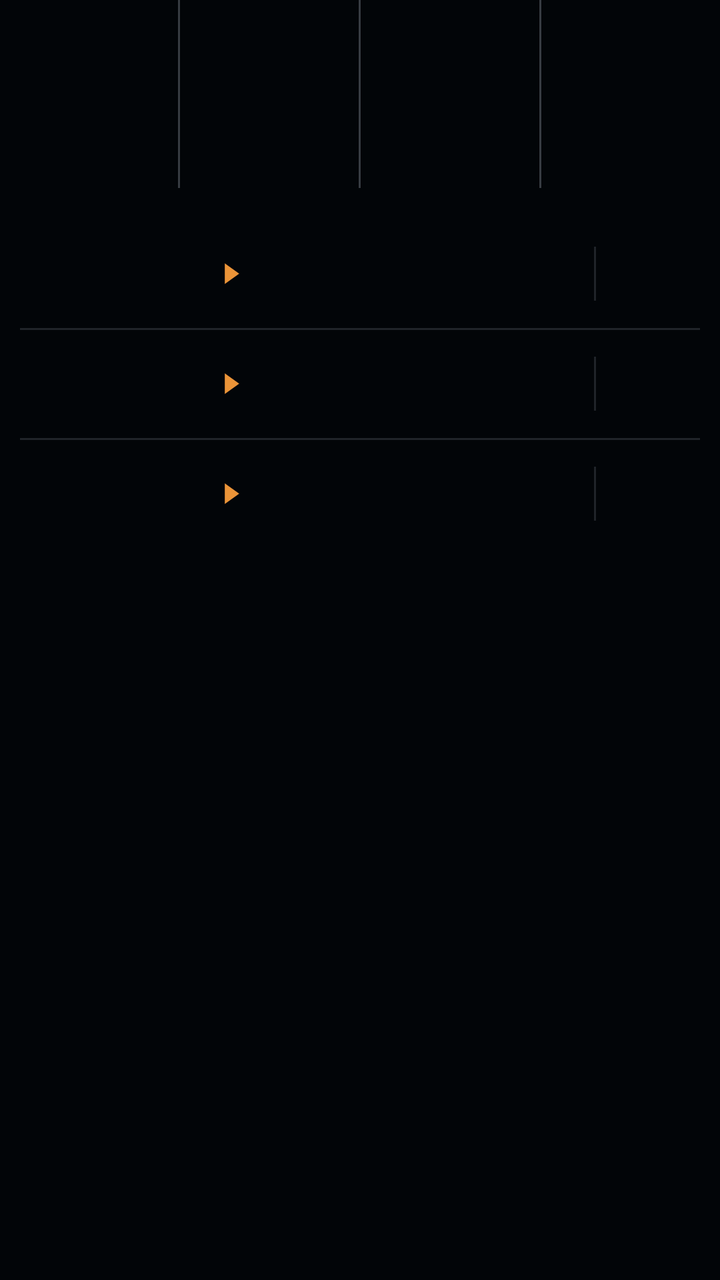
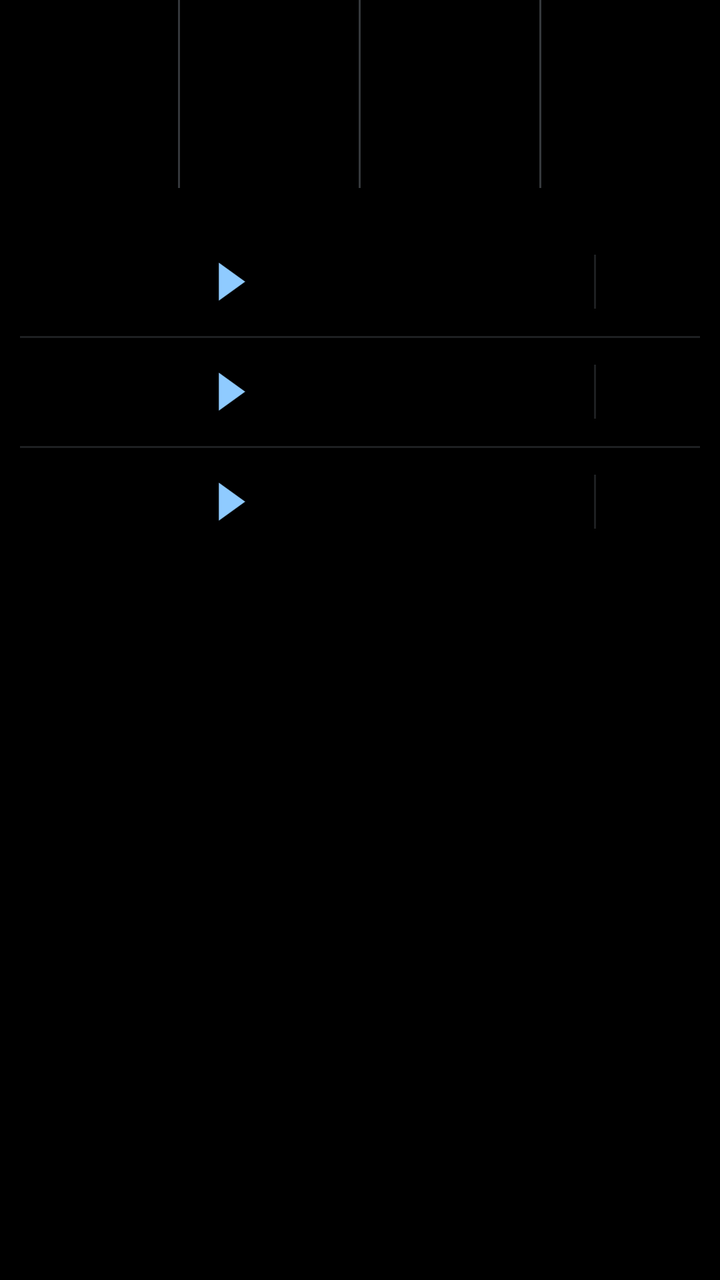

Before-and-after screenshots of an Android layout around one commit, followed by the original layout XML and the change that was made.
<!-- AndroidManifest.xml: application theme AppTheme -->
<!-- res/layout/widget_k3.xml -->
<?xml version="1.0" encoding="utf-8"?>
<FrameLayout
    xmlns:android="http://schemas.android.com/apk/res/android"
    android:id="@+id/root"
    android:layout_width="match_parent"
    android:layout_height="match_parent"
    android:padding="0dp">

    <LinearLayout
        android:layout_width="match_parent"
        android:layout_height="wrap_content"
        android:orientation="vertical">
        
        <FrameLayout
            android:layout_width="match_parent"
            android:layout_height="wrap_content">
            
            
            <LinearLayout
                android:id="@+id/clk_row"
                android:layout_width="match_parent"
                android:layout_height="94dp"
                android:background="@drawable/cur_clocks"
                android:clipToOutline="true"
                android:orientation="horizontal">
            <FrameLayout
                android:layout_width="0dp"
                android:layout_height="match_parent"
                android:layout_weight="1">
                <ImageView
                    android:id="@+id/clk_bg_0"
                    android:layout_width="match_parent"
                    android:layout_height="match_parent"
                    android:scaleType="fitXY" />
                <LinearLayout
                    android:layout_width="match_parent"
                    android:layout_height="match_parent"
                    android:orientation="vertical"
                    android:gravity="center"
                    android:paddingStart="2dp"
                    android:paddingEnd="2dp">
                    <ImageView
                        android:id="@+id/clk_day_0"
                        android:layout_width="match_parent"
                        android:layout_height="17.5dp"
                        android:scaleType="fitCenter" />
                    <ImageView
                        android:id="@+id/clk_time_0"
                        android:layout_width="match_parent"
                        android:layout_height="33dp"
                        android:scaleType="fitCenter" />
                    <ImageView
                        android:id="@+id/clk_city_0"
                        android:layout_width="match_parent"
                        android:layout_height="17.5dp"
                        android:layout_marginTop="-3.3dp"
                        android:scaleType="fitCenter" />
                </LinearLayout>
            </FrameLayout>
            
            <ImageView
                android:layout_width="1dp"
                android:layout_height="match_parent"
                android:importantForAccessibility="no"
                android:scaleType="fitXY"
                android:src="@drawable/cur_seam" />
            <FrameLayout
                android:layout_width="0dp"
                android:layout_height="match_parent"
                android:layout_weight="1">
                <ImageView
                    android:id="@+id/clk_bg_1"
                    android:layout_width="match_parent"
                    android:layout_height="match_parent"
                    android:scaleType="fitXY" />
                <LinearLayout
                    android:layout_width="match_parent"
                    android:layout_height="match_parent"
                    android:orientation="vertical"
                    android:gravity="center"
                    android:paddingStart="2dp"
                    android:paddingEnd="2dp">
                    <ImageView
                        android:id="@+id/clk_day_1"
                        android:layout_width="match_parent"
                        android:layout_height="17.5dp"
                        android:scaleType="fitCenter" />
                    <ImageView
                        android:id="@+id/clk_time_1"
                        android:layout_width="match_parent"
                        android:layout_height="33dp"
                        android:scaleType="fitCenter" />
                    <ImageView
                        android:id="@+id/clk_city_1"
                        android:layout_width="match_parent"
                        android:layout_height="17.5dp"
                        android:layout_marginTop="-3.3dp"
                        android:scaleType="fitCenter" />
                </LinearLayout>
            </FrameLayout>
            
            <ImageView
                android:layout_width="1dp"
                android:layout_height="match_parent"
                android:importantForAccessibility="no"
                android:scaleType="fitXY"
                android:src="@drawable/cur_seam" />
            <FrameLayout
                android:layout_width="0dp"
                android:layout_height="match_parent"
                android:layout_weight="1">
                <ImageView
                    android:id="@+id/clk_bg_2"
                    android:layout_width="match_parent"
                    android:layout_height="match_parent"
                    android:scaleType="fitXY" />
                <LinearLayout
                    android:layout_width="match_parent"
                    android:layout_height="match_parent"
                    android:orientation="vertical"
                    android:gravity="center"
                    android:paddingStart="2dp"
                    android:paddingEnd="2dp">
                    <ImageView
                        android:id="@+id/clk_day_2"
                        android:layout_width="match_parent"
                        android:layout_height="17.5dp"
                        android:scaleType="fitCenter" />
                    <ImageView
                        android:id="@+id/clk_time_2"
                        android:layout_width="match_parent"
                        android:layout_height="33dp"
                        android:scaleType="fitCenter" />
                    <ImageView
                        android:id="@+id/clk_city_2"
                        android:layout_width="match_parent"
                        android:layout_height="17.5dp"
                        android:layout_marginTop="-3.3dp"
                        android:scaleType="fitCenter" />
                </LinearLayout>
            </FrameLayout>
            
            <ImageView
                android:layout_width="1dp"
                android:layout_height="match_parent"
                android:importantForAccessibility="no"
                android:scaleType="fitXY"
                android:src="@drawable/cur_seam" />
            <FrameLayout
                android:layout_width="0dp"
                android:layout_height="match_parent"
                android:layout_weight="1">
                <ImageView
                    android:id="@+id/clk_bg_3"
                    android:layout_width="match_parent"
                    android:layout_height="match_parent"
                    android:scaleType="fitXY" />
                <LinearLayout
                    android:layout_width="match_parent"
                    android:layout_height="match_parent"
                    android:orientation="vertical"
                    android:gravity="center"
                    android:paddingStart="2dp"
                    android:paddingEnd="2dp">
                    <ImageView
                        android:id="@+id/clk_day_3"
                        android:layout_width="match_parent"
                        android:layout_height="17.5dp"
                        android:scaleType="fitCenter" />
                    <ImageView
                        android:id="@+id/clk_time_3"
                        android:layout_width="match_parent"
                        android:layout_height="33dp"
                        android:scaleType="fitCenter" />
                    <ImageView
                        android:id="@+id/clk_city_3"
                        android:layout_width="match_parent"
                        android:layout_height="17.5dp"
                        android:layout_marginTop="-3.3dp"
                        android:scaleType="fitCenter" />
                </LinearLayout>
            </FrameLayout>
            </LinearLayout>
            <ImageView
                android:id="@+id/clk_rim"
                android:layout_width="match_parent"
                android:layout_height="match_parent"
                android:importantForAccessibility="no"
                android:scaleType="fitXY" />
        </FrameLayout>
        
        <FrameLayout
            android:layout_width="match_parent"
            android:layout_height="wrap_content"
            android:layout_marginTop="12dp">
            <ImageView
                android:id="@+id/rates_bg"
                android:layout_width="match_parent"
                android:layout_height="match_parent"
                android:importantForAccessibility="no"
                android:scaleType="fitXY" />
            <LinearLayout
                android:layout_width="match_parent"
                android:layout_height="wrap_content"
                android:background="@drawable/cur_clocks"
                android:clipToOutline="true"
                android:orientation="vertical"
                android:paddingTop="4dp"
                android:paddingBottom="4dp">
            <FrameLayout
                android:id="@+id/row_0"
                android:layout_width="match_parent"
                android:layout_height="54dp"
                android:foreground="?android:attr/selectableItemBackground">
                <LinearLayout
                    android:layout_width="match_parent"
                    android:layout_height="match_parent"
                    android:orientation="horizontal"
                    android:gravity="center_vertical"
                    android:paddingStart="24dp"
                    android:paddingEnd="24dp">
                    <LinearLayout
                        android:layout_width="wrap_content"
                        android:layout_height="wrap_content"
                        android:orientation="horizontal"
                        android:gravity="center_vertical">
                        <ImageView
                            android:id="@+id/fl_a_0"
                            android:layout_width="30dp"
                            android:layout_height="30dp"
                            android:scaleType="fitCenter" />
                        
                        <ImageView
                            android:id="@+id/code_a_0"
                            android:layout_width="36dp"
                            android:layout_height="22dp"
                            android:layout_marginStart="12dp"
                            android:scaleType="fitStart" />
                        <ImageView
                            android:id="@+id/arrow_0"
                            android:layout_width="8dp"
                            android:layout_height="11dp"
                            android:src="@drawable/cur_arrow"
                            android:layout_marginStart="10dp"
                            android:layout_marginEnd="16dp"
                            android:scaleType="fitCenter" />
                        <ImageView
                            android:id="@+id/fl_b_0"
                            android:layout_width="30dp"
                            android:layout_height="30dp"
                            android:scaleType="fitCenter" />
                        <ImageView
                            android:id="@+id/code_b_0"
                            android:layout_width="wrap_content"
                            android:layout_height="22dp"
                            android:adjustViewBounds="true"
                            android:layout_marginStart="12dp"
                            android:scaleType="fitStart" />
                    </LinearLayout>
                    <FrameLayout
                        android:layout_width="0dp"
                        android:layout_height="1dp"
                        android:layout_weight="1" />
                    <LinearLayout
                        android:layout_width="wrap_content"
                        android:layout_height="wrap_content"
                        android:orientation="vertical"
                        android:layout_marginStart="6dp">
                        <ImageView
                            android:id="@+id/mkt_val_0"
                            android:layout_width="56dp"
                            android:layout_height="15.6dp"
                            android:layout_marginTop="0.2dp"
                            android:layout_marginBottom="0.2dp"
                            android:scaleType="fitEnd" />
                        <ImageView
                            android:id="@+id/visa_val_0"
                            android:layout_width="56dp"
                            android:layout_height="15.6dp"
                            android:layout_marginTop="2.2dp"
                            android:layout_marginBottom="0.2dp"
                            android:scaleType="fitEnd" />
                    </LinearLayout>
                    
                    <ImageView
                        android:layout_width="1dp"
                        android:layout_height="27dp"
                        android:layout_marginStart="16dp"
                        android:layout_marginEnd="12dp"
                        android:importantForAccessibility="no"
                        android:scaleType="fitXY"
                        android:src="@drawable/cur_div" />
                    
                    <LinearLayout
                        android:layout_width="wrap_content"
                        android:layout_height="wrap_content"
                        android:orientation="vertical"
                        android:gravity="center_horizontal">
                        <ImageView
                            android:id="@+id/mkt_lbl_0"
                            android:layout_width="wrap_content"
                            android:layout_height="16dp"
                            android:paddingTop="0.85dp"
                            android:paddingBottom="0.85dp"
                            android:adjustViewBounds="true"
                            android:scaleType="fitCenter" />
                        <ImageView
                            android:id="@+id/visa_logo_0"
                            android:layout_width="26dp"
                            android:layout_height="16dp"
                            android:paddingTop="1.5dp"
                            android:paddingBottom="1.5dp"
                            android:layout_marginTop="2dp"
                            android:scaleType="fitCenter" />
                    </LinearLayout>
                </LinearLayout>
            </FrameLayout>
            <ImageView
                android:id="@+id/div_1"
                android:layout_width="match_parent"
                android:layout_height="1dp"
                android:layout_marginStart="10dp"
                android:layout_marginEnd="10dp"
                android:importantForAccessibility="no"
                android:scaleType="fitXY"
                android:src="@drawable/cur_div" />
            <FrameLayout
                android:id="@+id/row_1"
                android:layout_width="match_parent"
                android:layout_height="54dp"
                android:foreground="?android:attr/selectableItemBackground">
                <LinearLayout
                    android:layout_width="match_parent"
                    android:layout_height="match_parent"
                    android:orientation="horizontal"
                    android:gravity="center_vertical"
                    android:paddingStart="24dp"
                    android:paddingEnd="24dp">
                    <LinearLayout
                        android:layout_width="wrap_content"
                        android:layout_height="wrap_content"
                        android:orientation="horizontal"
                        android:gravity="center_vertical">
                        <ImageView
                            android:id="@+id/fl_a_1"
                            android:layout_width="30dp"
                            android:layout_height="30dp"
                            android:scaleType="fitCenter" />
                        
                        <ImageView
                            android:id="@+id/code_a_1"
                            android:layout_width="36dp"
                            android:layout_height="22dp"
                            android:layout_marginStart="12dp"
                            android:scaleType="fitStart" />
                        <ImageView
                            android:id="@+id/arrow_1"
                            android:layout_width="8dp"
                            android:layout_height="11dp"
                            android:src="@drawable/cur_arrow"
                            android:layout_marginStart="10dp"
                            android:layout_marginEnd="16dp"
                            android:scaleType="fitCenter" />
                        <ImageView
                            android:id="@+id/fl_b_1"
                            android:layout_width="30dp"
                            android:layout_height="30dp"
                            android:scaleType="fitCenter" />
                        <ImageView
                            android:id="@+id/code_b_1"
                            android:layout_width="wrap_content"
                            android:layout_height="22dp"
                            android:adjustViewBounds="true"
                            android:layout_marginStart="12dp"
                            android:scaleType="fitStart" />
                    </LinearLayout>
                    <FrameLayout
                        android:layout_width="0dp"
                        android:layout_height="1dp"
                        android:layout_weight="1" />
                    <LinearLayout
                        android:layout_width="wrap_content"
                        android:layout_height="wrap_content"
                        android:orientation="vertical"
                        android:layout_marginStart="6dp">
                        <ImageView
                            android:id="@+id/mkt_val_1"
                            android:layout_width="56dp"
                            android:layout_height="15.6dp"
                            android:layout_marginTop="0.2dp"
                            android:layout_marginBottom="0.2dp"
                            android:scaleType="fitEnd" />
                        <ImageView
                            android:id="@+id/visa_val_1"
                            android:layout_width="56dp"
                            android:layout_height="15.6dp"
                            android:layout_marginTop="2.2dp"
                            android:layout_marginBottom="0.2dp"
                            android:scaleType="fitEnd" />
                    </LinearLayout>
                    
                    <ImageView
                        android:layout_width="1dp"
                        android:layout_height="27dp"
                        android:layout_marginStart="16dp"
                        android:layout_marginEnd="12dp"
                        android:importantForAccessibility="no"
                        android:scaleType="fitXY"
                        android:src="@drawable/cur_div" />
                    
                    <LinearLayout
                        android:layout_width="wrap_content"
                        android:layout_height="wrap_content"
                        android:orientation="vertical"
                        android:gravity="center_horizontal">
                        <ImageView
                            android:id="@+id/mkt_lbl_1"
                            android:layout_width="wrap_content"
                            android:layout_height="16dp"
                            android:paddingTop="0.85dp"
                            android:paddingBottom="0.85dp"
                            android:adjustViewBounds="true"
                            android:scaleType="fitCenter" />
                        <ImageView
                            android:id="@+id/visa_logo_1"
                            android:layout_width="26dp"
                            android:layout_height="16dp"
                            android:paddingTop="1.5dp"
                            android:paddingBottom="1.5dp"
                            android:layout_marginTop="2dp"
                            android:scaleType="fitCenter" />
                    </LinearLayout>
                </LinearLayout>
            </FrameLayout>
            <ImageView
                android:id="@+id/div_2"
                android:layout_width="match_parent"
                android:layout_height="1dp"
                android:layout_marginStart="10dp"
                android:layout_marginEnd="10dp"
                android:importantForAccessibility="no"
                android:scaleType="fitXY"
                android:src="@drawable/cur_div" />
            <FrameLayout
                android:id="@+id/row_2"
                android:layout_width="match_parent"
                android:layout_height="54dp"
                android:foreground="?android:attr/selectableItemBackground">
                <LinearLayout
                    android:layout_width="match_parent"
                    android:layout_height="match_parent"
                    android:orientation="horizontal"
                    android:gravity="center_vertical"
                    android:paddingStart="24dp"
                    android:paddingEnd="24dp">
                    <LinearLayout
                        android:layout_width="wrap_content"
                        android:layout_height="wrap_content"
                        android:orientation="horizontal"
                        android:gravity="center_vertical">
                        <ImageView
                            android:id="@+id/fl_a_2"
                            android:layout_width="30dp"
                            android:layout_height="30dp"
                            android:scaleType="fitCenter" />
                        
                        <ImageView
                            android:id="@+id/code_a_2"
                            android:layout_width="36dp"
                            android:layout_height="22dp"
                            android:layout_marginStart="12dp"
                            android:scaleType="fitStart" />
                        <ImageView
                            android:id="@+id/arrow_2"
                            android:layout_width="8dp"
                            android:layout_height="11dp"
                            android:src="@drawable/cur_arrow"
                            android:layout_marginStart="10dp"
                            android:layout_marginEnd="16dp"
                            android:scaleType="fitCenter" />
                        <ImageView
                            android:id="@+id/fl_b_2"
                            android:layout_width="30dp"
                            android:layout_height="30dp"
                            android:scaleType="fitCenter" />
                        <ImageView
                            android:id="@+id/code_b_2"
                            android:layout_width="wrap_content"
                            android:layout_height="22dp"
                            android:adjustViewBounds="true"
                            android:layout_marginStart="12dp"
                            android:scaleType="fitStart" />
                    </LinearLayout>
                    <FrameLayout
                        android:layout_width="0dp"
                        android:layout_height="1dp"
                        android:layout_weight="1" />
                    <LinearLayout
                        android:layout_width="wrap_content"
                        android:layout_height="wrap_content"
                        android:orientation="vertical"
                        android:layout_marginStart="6dp">
                        <ImageView
                            android:id="@+id/mkt_val_2"
                            android:layout_width="56dp"
                            android:layout_height="15.6dp"
                            android:layout_marginTop="0.2dp"
                            android:layout_marginBottom="0.2dp"
                            android:scaleType="fitEnd" />
                        <ImageView
                            android:id="@+id/visa_val_2"
                            android:layout_width="56dp"
                            android:layout_height="15.6dp"
                            android:layout_marginTop="2.2dp"
                            android:layout_marginBottom="0.2dp"
                            android:scaleType="fitEnd" />
                    </LinearLayout>
                    
                    <ImageView
                        android:layout_width="1dp"
                        android:layout_height="27dp"
                        android:layout_marginStart="16dp"
                        android:layout_marginEnd="12dp"
                        android:importantForAccessibility="no"
                        android:scaleType="fitXY"
                        android:src="@drawable/cur_div" />
                    
                    <LinearLayout
                        android:layout_width="wrap_content"
                        android:layout_height="wrap_content"
                        android:orientation="vertical"
                        android:gravity="center_horizontal">
                        <ImageView
                            android:id="@+id/mkt_lbl_2"
                            android:layout_width="wrap_content"
                            android:layout_height="16dp"
                            android:paddingTop="0.85dp"
                            android:paddingBottom="0.85dp"
                            android:adjustViewBounds="true"
                            android:scaleType="fitCenter" />
                        <ImageView
                            android:id="@+id/visa_logo_2"
                            android:layout_width="26dp"
                            android:layout_height="16dp"
                            android:paddingTop="1.5dp"
                            android:paddingBottom="1.5dp"
                            android:layout_marginTop="2dp"
                            android:scaleType="fitCenter" />
                    </LinearLayout>
                </LinearLayout>
            </FrameLayout>
            </LinearLayout>
        </FrameLayout>
    </LinearLayout>
</FrameLayout>
<!-- resources referenced by this layout -->
<resources>
  <!-- drawable cur_arrow (drawable) -->
  <?xml version="1.0" encoding="utf-8"?>
  <vector xmlns:android="http://schemas.android.com/apk/res/android" android:width="20dp" android:height="26dp" android:viewportWidth="20" android:viewportHeight="26">
      <path android:fillColor="#FFEB9438" android:pathData="M1,0L1,26L19,13Z" />
  </vector>
  <!-- drawable cur_clocks (drawable) -->
  <?xml version="1.0" encoding="utf-8"?>
  <shape xmlns:android="http://schemas.android.com/apk/res/android" android:shape="rectangle">
      <solid android:color="#00000000" />
      <corners android:radius="@dimen/widget_radius" />
  </shape>
  <!-- drawable cur_div (drawable) -->
  <?xml version="1.0" encoding="utf-8"?>
  <shape xmlns:android="http://schemas.android.com/apk/res/android" android:shape="rectangle">
      <solid android:color="#22E2EEFF" />
  </shape>
  <!-- drawable cur_seam (drawable) -->
  <?xml version="1.0" encoding="utf-8"?>
  <shape xmlns:android="http://schemas.android.com/apk/res/android" android:shape="rectangle">
      <solid android:color="#3CE2EEFF" />
  </shape>
  <style name="AppTheme" parent="@android:style/Theme.DeviceDefault.NoActionBar">
          <item name="android:colorAccent">#DF8B35</item>
          <item name="android:colorControlActivated">#DF8B35</item>
          <item name="android:windowBackground">#020508</item>
          <item name="android:statusBarColor">@android:color/transparent</item>
          <item name="android:navigationBarColor">@android:color/transparent</item>
          <item name="android:textColorHint">#718096</item>
      </style>
  <dimen name="widget_radius">28dp</dimen>
</resources>

<!-- the commit's change to res/layout/widget_k3.xml (unified diff, before → after) -->
@@ -192,7 +192,7 @@
         <FrameLayout
             android:layout_width="match_parent"
             android:layout_height="wrap_content"
-            android:layout_marginTop="12dp">
+            android:layout_marginTop="16dp">
             <ImageView
                 android:id="@+id/rates_bg"
                 android:layout_width="match_parent"
@@ -236,13 +236,14 @@
                             android:layout_height="22dp"
                             android:layout_marginStart="12dp"
                             android:scaleType="fitStart" />
+                        
                         <ImageView
                             android:id="@+id/arrow_0"
-                            android:layout_width="8dp"
-                            android:layout_height="11dp"
+                            android:layout_width="16dp"
+                            android:layout_height="19dp"
                             android:src="@drawable/cur_arrow"
-                            android:layout_marginStart="10dp"
-                            android:layout_marginEnd="16dp"
+                            android:layout_marginStart="6dp"
+                            android:layout_marginEnd="12dp"
                             android:scaleType="fitCenter" />
                         <ImageView
                             android:id="@+id/fl_b_0"
@@ -353,13 +354,14 @@
                             android:layout_height="22dp"
                             android:layout_marginStart="12dp"
                             android:scaleType="fitStart" />
+                        
                         <ImageView
                             android:id="@+id/arrow_1"
-                            android:layout_width="8dp"
-                            android:layout_height="11dp"
+                            android:layout_width="16dp"
+                            android:layout_height="19dp"
                             android:src="@drawable/cur_arrow"
-                            android:layout_marginStart="10dp"
-                            android:layout_marginEnd="16dp"
+                            android:layout_marginStart="6dp"
+                            android:layout_marginEnd="12dp"
                             android:scaleType="fitCenter" />
                         <ImageView
                             android:id="@+id/fl_b_1"
@@ -470,13 +472,14 @@
                             android:layout_height="22dp"
                             android:layout_marginStart="12dp"
                             android:scaleType="fitStart" />
+                        
                         <ImageView
                             android:id="@+id/arrow_2"
-                            android:layout_width="8dp"
-                            android:layout_height="11dp"
+                            android:layout_width="16dp"
+                            android:layout_height="19dp"
                             android:src="@drawable/cur_arrow"
-                            android:layout_marginStart="10dp"
-                            android:layout_marginEnd="16dp"
+                            android:layout_marginStart="6dp"
+                            android:layout_marginEnd="12dp"
                             android:scaleType="fitCenter" />
                         <ImageView
                             android:id="@+id/fl_b_2"
<!-- resource entries referenced after the edit -->
@@ -3,7 +3,7 @@
   <!-- drawable cur_arrow (drawable) -->
   <?xml version="1.0" encoding="utf-8"?>
   <vector xmlns:android="http://schemas.android.com/apk/res/android" android:width="20dp" android:height="26dp" android:viewportWidth="20" android:viewportHeight="26">
-      <path android:fillColor="#FFEB9438" android:pathData="M1,0L1,26L19,13Z" />
+      <path android:fillColor="#FF8FCBFF" android:pathData="M1,0L1,26L19,13Z" />
   </vector>
   <!-- drawable cur_clocks (drawable) -->
   <?xml version="1.0" encoding="utf-8"?>
@@ -22,9 +22,9 @@
       <solid android:color="#3CE2EEFF" />
   </shape>
   <style name="AppTheme" parent="@android:style/Theme.DeviceDefault.NoActionBar">
-          <item name="android:colorAccent">#DF8B35</item>
-          <item name="android:colorControlActivated">#DF8B35</item>
-          <item name="android:windowBackground">#020508</item>
+          <item name="android:colorAccent">#8FCBFF</item>
+          <item name="android:colorControlActivated">#8FCBFF</item>
+          <item name="android:windowBackground">#000000</item>
           <item name="android:statusBarColor">@android:color/transparent</item>
           <item name="android:navigationBarColor">@android:color/transparent</item>
           <item name="android:textColorHint">#718096</item>
